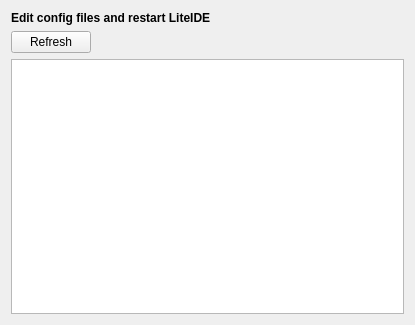
Qt form liteidex/src/plugins/litebuild/litebuildoption.ui (seanxyh/liteide) before a commit.
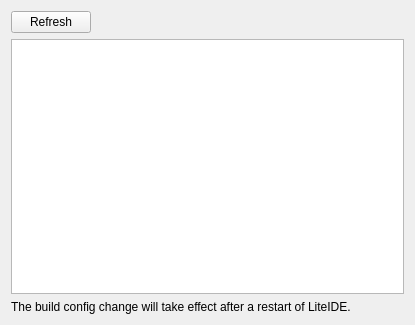
The same form after that commit.

The edit to the form file:
```diff
--- a/liteidex/src/plugins/litebuild/litebuildoption.ui
+++ b/liteidex/src/plugins/litebuild/litebuildoption.ui
@@ -14,17 +14,6 @@
    <string>Form</string>
   </property>
   <layout class="QVBoxLayout" name="verticalLayout">
-   <item>
-    <widget class="QLabel" name="label">
-     <property name="text">
-      <string>&lt;!DOCTYPE HTML PUBLIC &quot;-//W3C//DTD HTML 4.0//EN&quot; &quot;http://www.w3.org/TR/REC-html40/strict.dtd&quot;&gt;
-&lt;html&gt;&lt;head&gt;&lt;meta name=&quot;qrichtext&quot; content=&quot;1&quot; /&gt;&lt;style type=&quot;text/css&quot;&gt;
-p, li { white-space: pre-wrap; }
-&lt;/style&gt;&lt;/head&gt;&lt;body style=&quot; font-family:'SimSun'; font-size:9pt; font-weight:400; font-style:normal;&quot;&gt;
-&lt;p style=&quot; margin-top:0px; margin-bottom:0px; margin-left:0px; margin-right:0px; -qt-block-indent:0; text-indent:0px;&quot;&gt;&lt;span style=&quot; font-weight:600;&quot;&gt;Edit config files and restart LiteIDE&lt;/span&gt;&lt;/p&gt;&lt;/body&gt;&lt;/html&gt;</string>
-     </property>
-    </widget>
-   </item>
    <item>
     <layout class="QHBoxLayout" name="horizontalLayout">
      <item>
@@ -52,6 +41,16 @@
    <item>
     <widget class="QTreeView" name="fileTreeView"/>
    </item>
+   <item>
+    <widget class="QLabel" name="label">
+     <property name="text">
+      <string>The build config change will take effect after a restart of LiteIDE.</string>
+     </property>
+     <property name="wordWrap">
+      <bool>true</bool>
+     </property>
+    </widget>
+   </item>
   </layout>
  </widget>
  <resources/>
```
